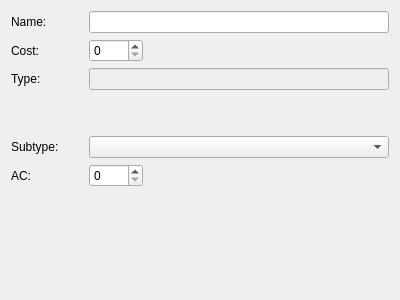
Old version of the form Data/EditorFiles/Editors/ui/ArmorEditor.ui in the repository griusfux/conceptrpg2.
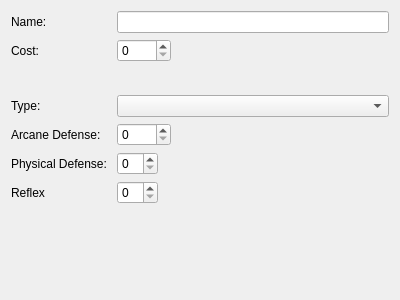
New version of the form.

```diff
--- a/Data/EditorFiles/Editors/ui/ArmorEditor.ui
+++ b/Data/EditorFiles/Editors/ui/ArmorEditor.ui
@@ -26,7 +26,7 @@
        </property>
       </widget>
      </item>
-     <item row="0" column="3">
+     <item row="0" column="2">
       <widget class="QLineEdit" name="name"/>
      </item>
      <item row="1" column="0">
@@ -36,28 +36,14 @@
        </property>
       </widget>
      </item>
-     <item row="2" column="0">
-      <widget class="QLabel" name="label_3">
-       <property name="text">
-        <string>Type:</string>
-       </property>
-      </widget>
-     </item>
-     <item row="2" column="3">
-      <widget class="QLineEdit" name="type">
-       <property name="enabled">
-        <bool>false</bool>
-       </property>
-      </widget>
-     </item>
-     <item row="5" column="0">
+     <item row="4" column="0">
       <widget class="QLabel" name="label_4">
        <property name="text">
-        <string>Subtype:</string>
+        <string>Type:</string>
        </property>
       </widget>
      </item>
-     <item row="3" column="0">
+     <item row="2" column="0">
       <spacer name="verticalSpacer_2">
        <property name="orientation">
         <enum>Qt::Vertical</enum>
@@ -70,21 +56,21 @@
        </property>
       </spacer>
      </item>
-     <item row="6" column="0">
+     <item row="5" column="0">
       <widget class="QLabel" name="label_5">
        <property name="text">
-        <string>AC:</string>
+        <string>Arcane Defense: </string>
        </property>
       </widget>
      </item>
-     <item row="5" column="3">
-      <widget class="QComboBox" name="subtype">
+     <item row="4" column="2">
+      <widget class="QComboBox" name="type">
        <property name="editable">
         <bool>false</bool>
        </property>
       </widget>
      </item>
-     <item row="6" column="3">
+     <item row="5" column="2">
       <layout class="QHBoxLayout" name="horizontalLayout">
        <item>
         <widget class="QSpinBox" name="ac">
@@ -108,7 +94,7 @@
        </item>
       </layout>
      </item>
-     <item row="1" column="3">
+     <item row="1" column="2">
       <layout class="QHBoxLayout" name="horizontalLayout_2">
        <item>
         <widget class="QSpinBox" name="cost">
@@ -132,6 +118,60 @@
        </item>
       </layout>
      </item>
+     <item row="6" column="0">
+      <widget class="QLabel" name="label_3">
+       <property name="text">
+        <string>Physical Defense: </string>
+       </property>
+      </widget>
+     </item>
+     <item row="7" column="0">
+      <widget class="QLabel" name="label_6">
+       <property name="text">
+        <string>Reflex</string>
+       </property>
+      </widget>
+     </item>
+     <item row="6" column="2">
+      <layout class="QHBoxLayout" name="horizontalLayout_3">
+       <item>
+        <widget class="QSpinBox" name="physical_defense"/>
+       </item>
+       <item>
+        <spacer name="horizontalSpacer_3">
+         <property name="orientation">
+          <enum>Qt::Horizontal</enum>
+         </property>
+         <property name="sizeHint" stdset="0">
+          <size>
+           <width>40</width>
+           <height>20</height>
+          </size>
+         </property>
+        </spacer>
+       </item>
+      </layout>
+     </item>
+     <item row="7" column="2">
+      <layout class="QHBoxLayout" name="horizontalLayout_5">
+       <item>
+        <widget class="QSpinBox" name="reflex"/>
+       </item>
+       <item>
+        <spacer name="horizontalSpacer_4">
+         <property name="orientation">
+          <enum>Qt::Horizontal</enum>
+         </property>
+         <property name="sizeHint" stdset="0">
+          <size>
+           <width>40</width>
+           <height>20</height>
+          </size>
+         </property>
+        </spacer>
+       </item>
+      </layout>
+     </item>
     </layout>
    </item>
    <item>
```
Left out of the diff: 5 changed lines with no effect on the pictures.
